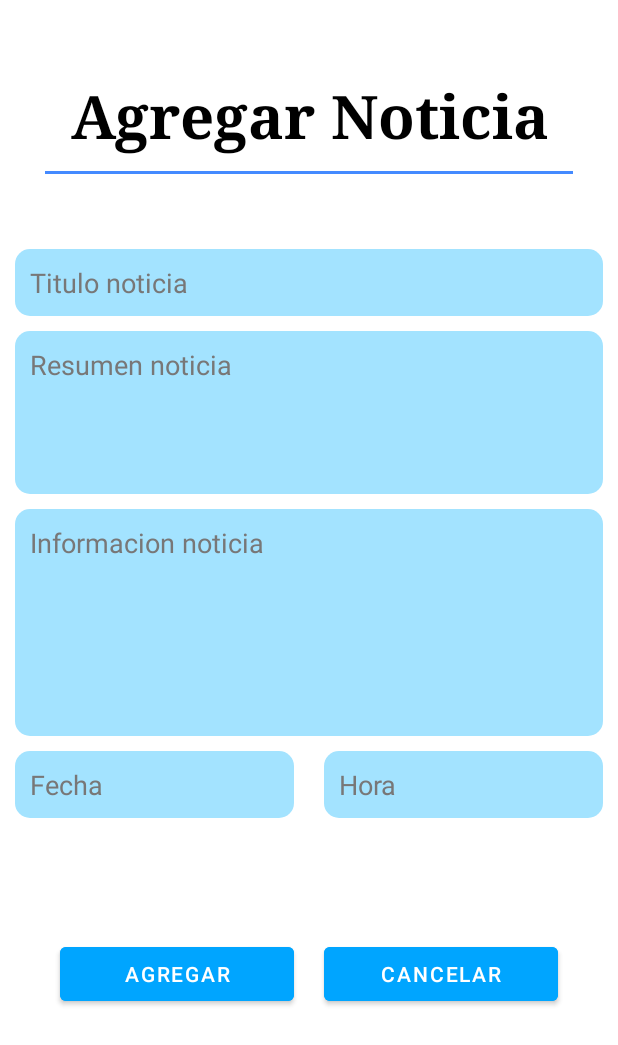
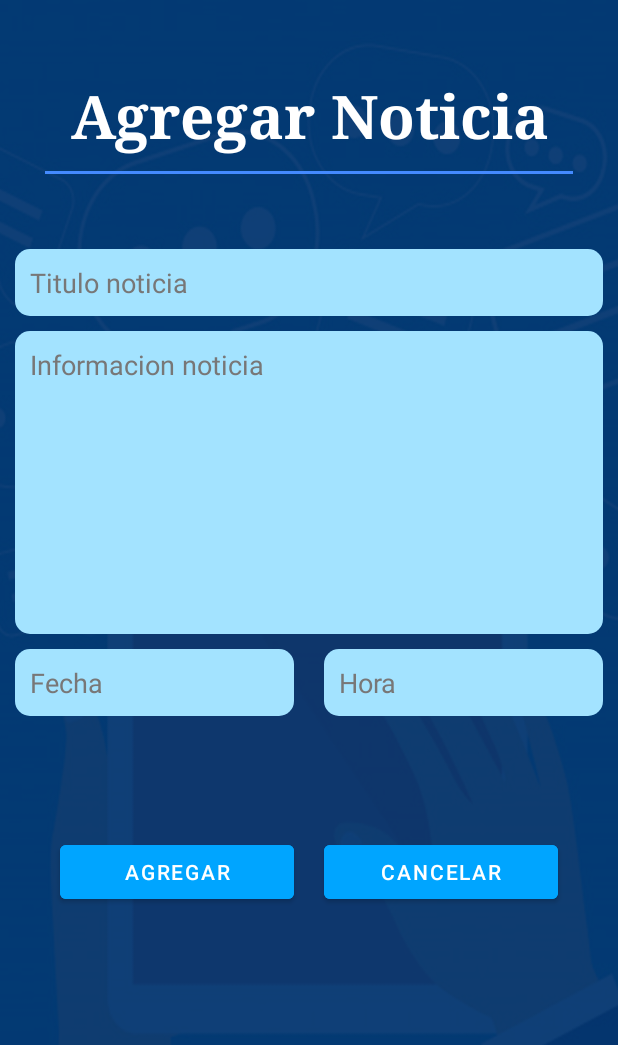
Before and after one commit to Sonyei888/Info_uni, an Android app: the AdminAgregarNoticia screen opened directly, with no data from a screen before it, on a phone screen of 412 x 824 dp. Shown: the top 1045 px of the screen. Run offline under Robolectric (Android 15) with nearby library versions, the phone set to English and light mode, and no system bars.

Commit message:
Se cambia el diseño y se agrega los adapter

```diff
--- a/app/build.gradle
+++ b/app/build.gradle
@@ -32,6 +32,7 @@ dependencies {
     implementation 'androidx.appcompat:appcompat:1.5.1'
     implementation 'com.google.android.material:material:1.6.1'
     implementation 'androidx.constraintlayout:constraintlayout:2.1.4'
+    implementation 'androidx.recyclerview:recyclerview:1.2.1'
     testImplementation 'junit:junit:4.13.2'
     androidTestImplementation 'androidx.test.ext:junit:1.1.3'
     androidTestImplementation 'androidx.test.espresso:espresso-core:3.4.0'
--- a/app/src/main/java/com/example/uni_info/AdminAgregarNoticia.java
+++ b/app/src/main/java/com/example/uni_info/AdminAgregarNoticia.java
@@ -26,7 +26,7 @@ public class AdminAgregarNoticia extends AppCompatActivity implements View.OnCli
         setContentView(R.layout.activity_admin_agregar_noticia);
         titulo = findViewById(R.id.edit_titulo_noticia);
         resumen = findViewById(R.id.edit_resumen_noticia);
-        informacion = findViewById(R.id.edit_info_noticia);
+/*        informacion = findViewById(R.id.edit_info_noticia);*/
         fecha = findViewById(R.id.edit_fecha_noticia);
         hora = findViewById(R.id.edit_hora_noticia);
         findViewById(R.id.btn_agregar_noticia).setOnClickListener(this);
@@ -50,6 +50,7 @@ public class AdminAgregarNoticia extends AppCompatActivity implements View.OnCli
                         Toast.makeText(this, "Registro Exitoso", Toast.LENGTH_SHORT).show();
                         Intent intent = new Intent(this, AdminVerNoticias.class);
                         startActivity(intent);
+                        finish();
                     } else {
                         Toast.makeText(this, "Error", Toast.LENGTH_SHORT).show();
                     }
@@ -60,6 +61,7 @@ public class AdminAgregarNoticia extends AppCompatActivity implements View.OnCli
             case R.id.btn_cancelar_agregar_noticia:
                 Intent intent = new Intent(this, AdminVerNoticias.class);
                 startActivity(intent);
+                finish();
                 break;
         }
     }
--- a/app/src/main/java/com/example/uni_info/AdminVerNoticias.java
+++ b/app/src/main/java/com/example/uni_info/AdminVerNoticias.java
@@ -37,6 +37,7 @@ public class AdminVerNoticias extends AppCompatActivity {
             case R.id.menu_añadir_noticia:
                 Intent intent = new Intent(this, AdminAgregarNoticia.class);
                 startActivity(intent);
+                finish();
                 break;
         }
     }
--- a/app/src/main/java/com/example/uni_info/LoginActivity.java
+++ b/app/src/main/java/com/example/uni_info/LoginActivity.java
@@ -38,6 +38,7 @@ public class LoginActivity extends AppCompatActivity implements View.OnClickList
                 if(Objects.equals(user, usuarioadmin) && Objects.equals(contraseña, contraseñaadmin)){
                     Intent intent = new Intent(this, AdminVerNoticias.class);
                     startActivity(intent);
+                    finish();
                 }else {
                     Toast.makeText(this, "Contraseña y/o Usuario incorrecto", Toast.LENGTH_SHORT).show();
                 }
@@ -45,6 +46,7 @@ public class LoginActivity extends AppCompatActivity implements View.OnClickList
             case R.id.btncancelar:
                 Intent intent = new Intent(this, UserFuncionalidades.class);
                 startActivity(intent);
+                finish();
                 break;
         }
     }
--- a/app/src/main/java/com/example/uni_info/UserFuncionalidades.java
+++ b/app/src/main/java/com/example/uni_info/UserFuncionalidades.java
@@ -36,7 +36,8 @@ public class UserFuncionalidades extends AppCompatActivity implements View.OnCli
         listalibro.setLayoutManager(new LinearLayoutManager(this));
         metodos = new Metodos(this);
         listanoticiasArray = new ArrayList<>();
-
+        adapter = new ListaNoticiasAdapter(metodos.vernoticias());
+        listalibro.setAdapter(adapter);
 
     }
 
@@ -53,10 +54,12 @@ public class UserFuncionalidades extends AppCompatActivity implements View.OnCli
                 }*/
                 Intent intent = new Intent(this, LoginActivity.class);
                 startActivity(intent);
+                finish();
                 break;
             case R.id.btn_acerca:
                 Intent intent1 = new Intent(this, usuAcercade.class);
                 startActivity(intent1);
+                finish();
                 break;
             case R.id.btn_noticias:
                 Toast.makeText(this, "Noticias", Toast.LENGTH_SHORT).show();
--- a/app/src/main/res/layout/activity_admin_agregar_noticia.xml
+++ b/app/src/main/res/layout/activity_admin_agregar_noticia.xml
@@ -4,8 +4,7 @@
     xmlns:tools="http://schemas.android.com/tools"
     android:layout_width="match_parent"
     android:layout_height="match_parent"
-    android:background="@color/white"
-    android:backgroundTint="@color/white"
+    android:background="@drawable/fondo_completo"
     android:orientation="vertical"
     tools:context=".AdminAgregarNoticia">
 
@@ -17,7 +16,7 @@
         android:fontFamily="serif"
         android:text="Agregar Noticia"
         android:textAlignment="center"
-        android:textColor="@color/black"
+        android:textColor="@color/white"
         android:textSize="40sp"
         android:textStyle="bold" />
 
@@ -37,8 +36,6 @@
     <LinearLayout
         android:layout_width="match_parent"
         android:layout_height="wrap_content"
-        android:background="@color/white"
-        android:backgroundTint="@color/white"
         android:orientation="vertical">
 
         <EditText
@@ -57,35 +54,13 @@
             android:paddingTop="10dp"
             android:paddingEnd="10dp"
             android:paddingBottom="10dp"
-            android:textColor="#786C6C"
+            android:textColor="@color/black"
             android:textColorHint="#787777" />
 
         <EditText
             android:id="@+id/edit_resumen_noticia"
             android:layout_width="match_parent"
-            android:layout_height="wrap_content"
-            android:layout_marginLeft="10dp"
-            android:layout_marginTop="10dp"
-            android:layout_marginRight="10dp"
-            android:background="@drawable/costom_imput"
-            android:backgroundTint="#A3E3FF"
-            android:drawablePadding="12dp"
-            android:ems="01"
-            android:gravity="top"
-            android:hint="Resumen noticia"
-            android:inputType="textMultiLine"
-            android:lines="4"
-            android:paddingStart="10dp"
-            android:paddingTop="10dp"
-            android:paddingEnd="10dp"
-            android:paddingBottom="10dp"
-            android:textColor="#434242"
-            android:textColorHint="#FF787777" />
-
-        <EditText
-            android:id="@+id/edit_info_noticia"
-            android:layout_width="match_parent"
-            android:layout_height="wrap_content"
+            android:layout_height="202dp"
             android:layout_marginLeft="10dp"
             android:layout_marginTop="10dp"
             android:layout_marginRight="10dp"
@@ -96,19 +71,17 @@
             android:gravity="top"
             android:hint="Informacion noticia"
             android:inputType="textMultiLine"
-            android:lines="6"
+            android:lines="4"
             android:paddingStart="10dp"
             android:paddingTop="10dp"
             android:paddingEnd="10dp"
             android:paddingBottom="10dp"
-            android:textColor="#434242"
+            android:textColor="@color/black"
             android:textColorHint="#FF787777" />
 
         <LinearLayout
             android:layout_width="match_parent"
             android:layout_height="wrap_content"
-            android:background="@color/white"
-            android:backgroundTint="@color/white"
             android:orientation="horizontal">
 
             <EditText
@@ -124,11 +97,12 @@
                 android:drawablePadding="12dp"
                 android:ems="01"
                 android:hint="Fecha"
+                android:inputType="date"
                 android:paddingStart="10dp"
                 android:paddingTop="10dp"
                 android:paddingEnd="10dp"
                 android:paddingBottom="10dp"
-                android:textColor="#434242"
+                android:textColor="@color/black"
                 android:textColorHint="#FF787777" />
 
             <EditText
@@ -144,11 +118,12 @@
                 android:drawablePadding="12dp"
                 android:ems="01"
                 android:hint="Hora"
+                android:inputType="time"
                 android:paddingStart="10dp"
                 android:paddingTop="10dp"
                 android:paddingEnd="10dp"
                 android:paddingBottom="10dp"
-                android:textColor="#434242"
+                android:textColor="@color/black"
                 android:textColorHint="#FF787777" />
         </LinearLayout>
 
@@ -157,8 +132,6 @@
     <LinearLayout
         android:layout_width="match_parent"
         android:layout_height="match_parent"
-        android:background="@color/white"
-        android:backgroundTint="@color/white"
         android:orientation="horizontal">
 
         <Button
--- a/app/src/main/res/layout/activity_usu_noticia.xml
+++ b/app/src/main/res/layout/activity_usu_noticia.xml
@@ -1,9 +1,11 @@
 <?xml version="1.0" encoding="utf-8"?>
-<androidx.constraintlayout.widget.ConstraintLayout xmlns:android="http://schemas.android.com/apk/res/android"
+<LinearLayout xmlns:android="http://schemas.android.com/apk/res/android"
     xmlns:app="http://schemas.android.com/apk/res-auto"
     xmlns:tools="http://schemas.android.com/tools"
     android:layout_width="match_parent"
     android:layout_height="match_parent"
+    android:background="@drawable/fondo_completo"
+    android:orientation="vertical"
     tools:context=".usuNoticia">
 
-</androidx.constraintlayout.widget.ConstraintLayout>
+</LinearLayout>
```
Also changed, not shown: app/src/main/java/com/example/uni_info/adaptadores/ListaNoticiasAdapter.java (+0 -8 lines), app/src/main/res/layout/activity_admin_ver_noticias.xml (+3 -6 lines), app/src/main/res/layout/activity_login.xml (+2 -5 lines), app/src/main/res/layout/activity_user_funcionalidades.xml (+8 -5 lines), app/src/main/res/layout/activity_usu_acercade.xml (+7 -8 lines), app/src/main/res/layout/lista_noticias.xml (+21 -15 lines), app/src/main/res/layout/lista_ver_admin_noticias.xml (+21 -15 lines), app/src/main/res/drawable/fondo_completo.png (added), app/src/main/res/drawable/fondo_usu.png (added).
